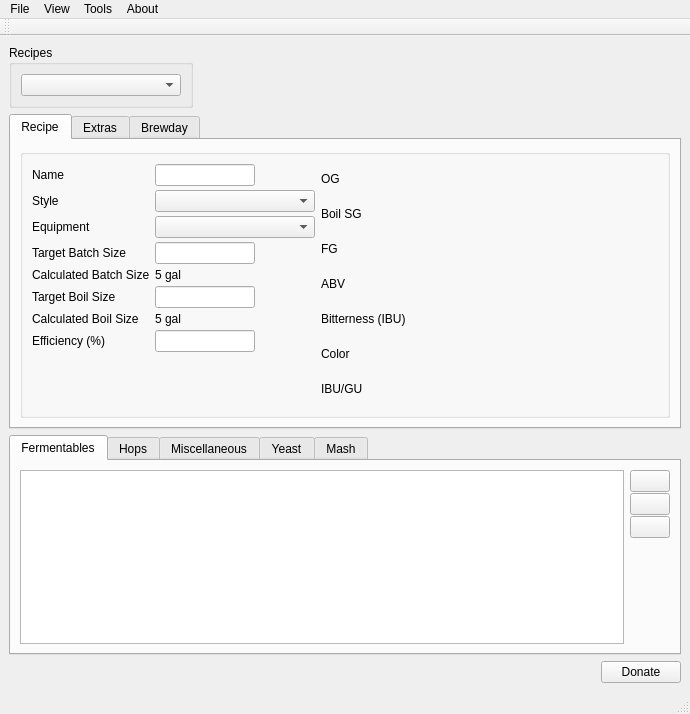
Qt form ui/mainWindow.ui (Brewtarget/brewtarget) before a commit.
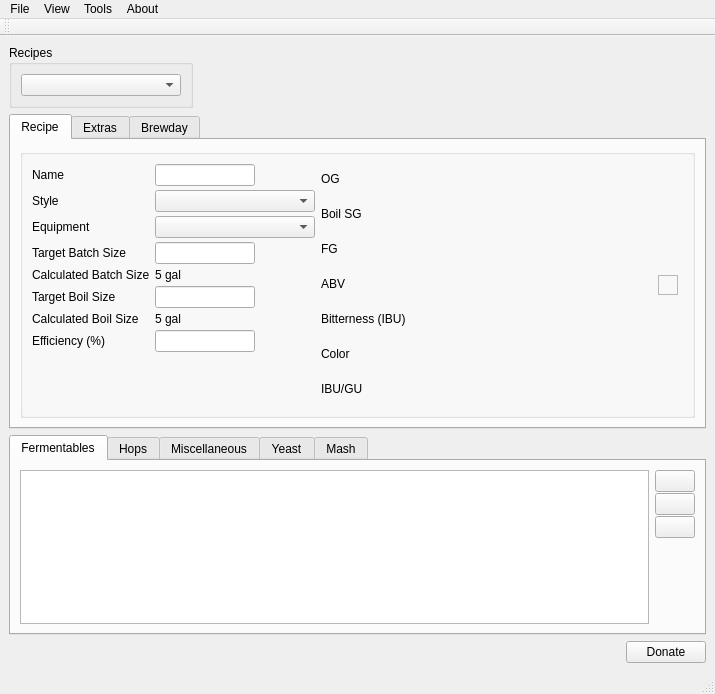
The same form after that commit. Icons and pictures are not drawn. Custom widgets are drawn as their Qt base class.

Commit message: Used the BeerColorWidgetPlugin in the mainWindow.ui.

The edit to the form file:
```diff
--- a/ui/mainWindow.ui
+++ b/ui/mainWindow.ui
@@ -6,16 +6,22 @@
    <rect>
     <x>0</x>
     <y>0</y>
-    <width>690</width>
-    <height>714</height>
+    <width>715</width>
+    <height>668</height>
    </rect>
   </property>
   <property name="sizePolicy">
-   <sizepolicy hsizetype="Preferred" vsizetype="Preferred">
+   <sizepolicy hsizetype="Maximum" vsizetype="Maximum">
     <horstretch>0</horstretch>
     <verstretch>0</verstretch>
    </sizepolicy>
   </property>
+  <property name="minimumSize">
+   <size>
+    <width>0</width>
+    <height>0</height>
+   </size>
+  </property>
   <property name="windowTitle">
    <string>Brewtarget - 1.2.3</string>
   </property>
@@ -933,6 +939,36 @@
                <property name="sizeConstraint">
                 <enum>QLayout::SetNoConstraint</enum>
                </property>
+               <property name="leftMargin">
+                <number>0</number>
+               </property>
+               <item>
+                <widget class="QFrame" name="frame">
+                 <property name="sizePolicy">
+                  <sizepolicy hsizetype="Maximum" vsizetype="Maximum">
+                   <horstretch>0</horstretch>
+                   <verstretch>0</verstretch>
+                  </sizepolicy>
+                 </property>
+                 <property name="minimumSize">
+                  <size>
+                   <width>0</width>
+                   <height>0</height>
+                  </size>
+                 </property>
+                 <property name="frameShape">
+                  <enum>QFrame::StyledPanel</enum>
+                 </property>
+                 <property name="frameShadow">
+                  <enum>QFrame::Raised</enum>
+                 </property>
+                 <layout class="QVBoxLayout" name="verticalLayout_9">
+                  <item>
+                   <widget class="BeerColorWidget" name="beerColorWidget"/>
+                  </item>
+                 </layout>
+                </widget>
+               </item>
               </layout>
              </item>
              <item>
@@ -1535,8 +1571,8 @@
     <rect>
      <x>0</x>
      <y>0</y>
-     <width>690</width>
-     <height>21</height>
+     <width>715</width>
+     <height>20</height>
     </rect>
    </property>
    <widget class="QMenu" name="menuAbout">
@@ -1782,6 +1818,11 @@
   </action>
  </widget>
  <customwidgets>
+  <customwidget>
+   <class>BeerColorWidget</class>
+   <extends>QWidget</extends>
+   <header>BeerColorWidget.h</header>
+  </customwidget>
   <customwidget>
    <class>BrewDayScrollWidget</class>
    <extends>QWidget</extends>
```
The commit also changes 3 other files.
